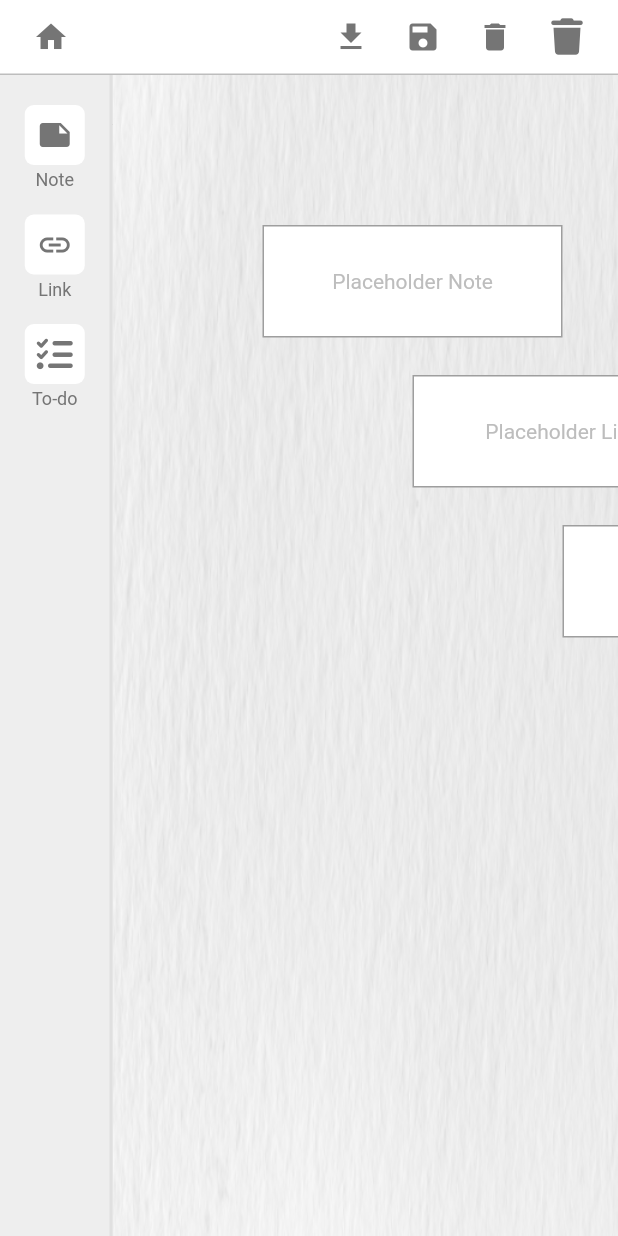
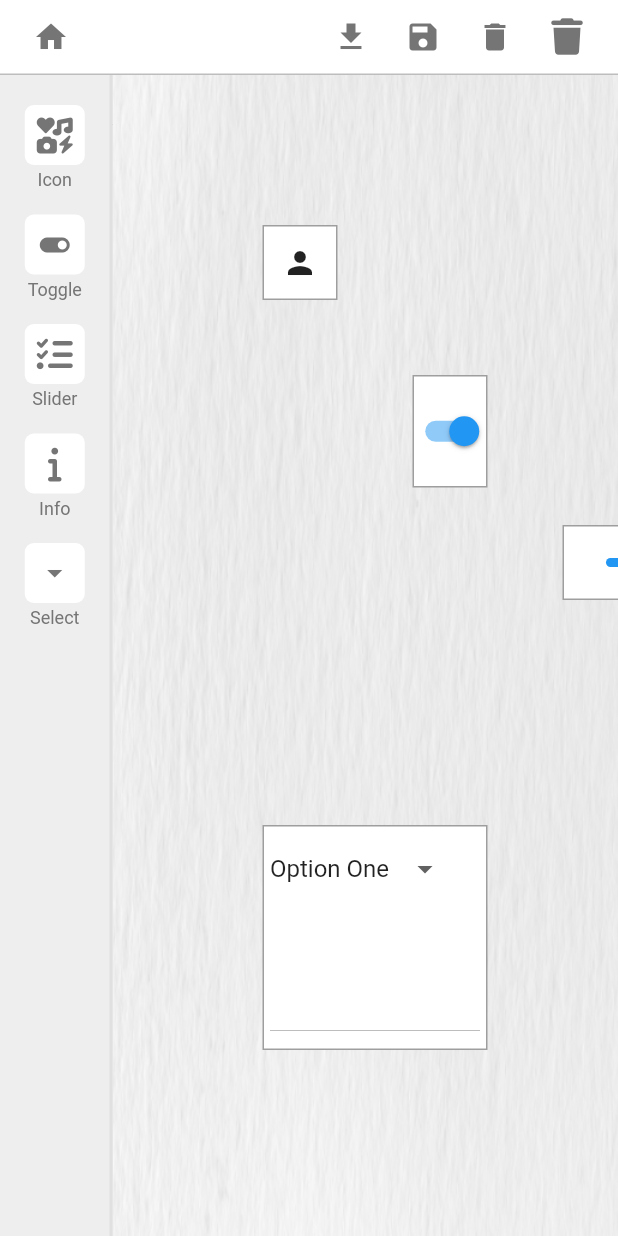
Before and after one commit to tmcmaster/wt_console_designer, a Flutter app: the screen it shows after launch, on a phone screen of 412 x 824 dp. Run offline on Flutter 3.47's test engine with Material 2 defaults, Android fonts, the phone set to English and light mode, and no system bars; our stand-ins replace flutter_colorpicker, flutter_riverpod, font_awesome_flutter, lottie; missing offline and left inert: wt_logging.

Commit message:
create ItemWidgetFactory to build the item widgets.

```diff
--- a/lib/designer/models/item_type.dart
+++ b/lib/designer/models/item_type.dart
@@ -1,6 +1,7 @@
 enum ItemType {
-  note,
-  link,
-  todo,
-  line;
+  icon,
+  toggle,
+  slider,
+  info,
+  select,
 }
--- a/lib/designer/models/palette_item.dart
+++ b/lib/designer/models/palette_item.dart
@@ -7,12 +7,13 @@ class PaletteItem {
   final Size size;
   final String label;
   final Color color;
-
+  final String? lottie;
   const PaletteItem({
     required this.icon,
     this.size = const Size(250, 59),
     required this.type,
     required this.label,
+    this.lottie,
     this.color = Colors.white,
   });
 }
--- a/lib/designer/providers/item_list.dart
+++ b/lib/designer/providers/item_list.dart
@@ -36,27 +36,45 @@ class ItemListNotifier extends StateNotifier<List<Item>> {
       : super([
           Item(
             id: "001",
-            type: ItemType.note,
+            type: ItemType.icon,
             point: const Point(100, 100),
-            size: const Size(200, 75),
+            size: const Size(50, 50),
             color: Colors.white,
             selected: false,
             highlighted: false,
           ),
           Item(
             id: "002",
-            type: ItemType.link,
+            type: ItemType.toggle,
             point: const Point(200, 200),
-            size: const Size(200, 75),
+            size: const Size(50, 75),
             color: Colors.white,
             selected: false,
             highlighted: false,
           ),
           Item(
             id: "003",
-            type: ItemType.link,
+            type: ItemType.slider,
             point: const Point(300, 300),
-            size: const Size(200, 75),
+            size: const Size(200, 50),
+            color: Colors.white,
+            selected: false,
+            highlighted: false,
+          ),
+          Item(
+            id: "004",
+            type: ItemType.info,
+            point: const Point(400, 400),
+            size: const Size(200, 50),
+            color: Colors.white,
+            selected: false,
+            highlighted: false,
+          ),
+          Item(
+            id: "005",
+            type: ItemType.select,
+            point: const Point(100, 500),
+            size: const Size(150, 150),
             color: Colors.white,
             selected: false,
             highlighted: false,
@@ -80,7 +98,7 @@ class ItemListNotifier extends StateNotifier<List<Item>> {
     final id = uuid.v1();
     add(Item(
       id: id,
-      type: type ?? ItemType.note,
+      type: type ?? ItemType.icon,
       point: point ?? const Point<double>(10, 10),
       size: size ?? const Size(100, 100),
       color: color ?? Colors.white,
--- /dev/null
+++ b/lib/designer/providers/item_widget_factory.dart
@@ -0,0 +1,38 @@
+import 'package:flutter/material.dart';
+import 'package:flutter_riverpod/flutter_riverpod.dart';
+import 'package:wt_console_designer/designer/models/item.dart';
+import 'package:wt_console_designer/designer/models/item_type.dart';
+
+final itemWidgetFactoryProvider = Provider(
+  name: 'ItemWidgetFactory',
+  (ref) => ItemWidgetFactory(),
+);
+
+class ItemWidgetFactory {
+  static final builders = <ItemType, Widget Function(Item)>{
+    ItemType.icon: (item) => const Icon(Icons.person),
+    ItemType.toggle: (item) => Switch(value: true, onChanged: (value) {}),
+    ItemType.slider: (item) => Slider(value: 0.5, onChanged: (double value) {}),
+    ItemType.info: (item) => const Text('Placeholder Text'),
+    ItemType.select: (item) => DropdownButton(
+          value: 'one',
+          items: const [
+            DropdownMenuItem(value: 'one', child: Text('Option One')),
+            DropdownMenuItem(value: 'two', child: Text('Option Two')),
+            DropdownMenuItem(value: 'three', child: Text('Option Three')),
+          ],
+          onChanged: (value) {},
+        ),
+  };
+
+  Widget createWidget(Item item) {
+    final builder = builders[item.type] ??
+        (item) => Container(
+              width: item.size.width,
+              height: item.size.height,
+              color: item.color,
+            );
+
+    return builder(item);
+  }
+}
--- a/lib/designer/widgets/component_palette.dart
+++ b/lib/designer/widgets/component_palette.dart
@@ -106,25 +106,35 @@ class ItemCreationPalette extends StatelessWidget {
         children: [
           ...[
             const PaletteItem(
-              label: 'Note',
-              type: ItemType.note,
-              icon: Icons.note,
+              label: 'Icon',
+              type: ItemType.icon,
+              icon: FontAwesomeIcons.icons,
+              size: Size(50, 50),
             ),
             const PaletteItem(
-              label: 'Link',
-              type: ItemType.link,
-              icon: Icons.link,
+              label: 'Toggle',
+              type: ItemType.toggle,
+              icon: Icons.toggle_on,
+              size: Size(100, 50),
             ),
             const PaletteItem(
-              label: 'To-do',
-              type: ItemType.todo,
+              label: 'Slider',
+              type: ItemType.slider,
               icon: FontAwesomeIcons.listCheck,
+              size: Size(150, 50),
             ),
-            // const PaletteItem(
-            //   label: 'Line',
-            //   type: ItemType.line,
-            //   icon: FontAwesomeIcons.line,
-            // ),
+            const PaletteItem(
+              label: 'Info',
+              type: ItemType.info,
+              icon: FontAwesomeIcons.info,
+              size: Size(200, 50),
+            ),
+            const PaletteItem(
+              label: 'Select',
+              type: ItemType.select,
+              icon: Icons.arrow_drop_down,
+              size: Size(150, 100),
+            ),
           ]
               .map(
                 (item) => Padding(
@@ -132,6 +142,7 @@ class ItemCreationPalette extends StatelessWidget {
                   child: TemplateItem(
                     label: item.label,
                     icon: item.icon,
+                    lottie: item.lottie,
                     item: Item(
                       id: '',
                       type: item.type,
--- a/lib/designer/widgets/template_item.dart
+++ b/lib/designer/widgets/template_item.dart
@@ -2,6 +2,7 @@ import 'dart:math';
 
 import 'package:flutter/material.dart';
 import 'package:flutter_riverpod/flutter_riverpod.dart';
+import 'package:lottie/lottie.dart';
 import 'package:wt_console_designer/designer/models/item.dart';
 import 'package:wt_console_designer/designer/providers/item_list.dart';
 import 'package:wt_console_designer/designer/widgets/designer_stack.dart';
@@ -11,12 +12,13 @@ class TemplateItem extends ConsumerWidget {
   final IconData icon;
   final String label;
   final Item item;
-
+  final String? lottie;
   const TemplateItem({
     Key? key,
     required this.item,
     required this.icon,
     required this.label,
+    this.lottie,
   }) : super(key: key);
 
   @override
@@ -39,14 +41,19 @@ class TemplateItem extends ConsumerWidget {
       },
       feedback: Container(
         color: item.color.withOpacity(0.5),
-        width: item.size.width,
-        height: item.size.height,
+        width: 50, //item.size.width,
+        height: 50, //item.size.height,
+        child: lottie == null ? null : Lottie.asset(lottie!, width: 50, height: 50),
       ),
       childWhenDragging: Opacity(
         opacity: 0.3,
-        child: PaletteIcon(icon: icon, label: label),
+        child: lottie == null
+            ? PaletteIcon(icon: icon, label: label)
+            : Lottie.asset(lottie!, animate: true),
       ),
-      child: PaletteIcon(icon: icon, label: label),
+      child: lottie == null
+          ? PaletteIcon(icon: icon, label: label)
+          : Lottie.asset(lottie!, animate: false),
     );
   }
 }
--- a/lib/scroll_pane_2/scroll_pane_canvas.dart
+++ b/lib/scroll_pane_2/scroll_pane_canvas.dart
@@ -29,9 +29,7 @@ class ScrollPaneCanvas extends ConsumerWidget {
           height: double.infinity,
           child: Stack(
             key: stackKey,
-            children: [
-              ...children,
-            ],
+            children: children,
           ),
         ),
       ),
--- a/lib/scroll_pane_2/scroll_pane_gesture_detector.dart
+++ b/lib/scroll_pane_2/scroll_pane_gesture_detector.dart
@@ -168,7 +168,7 @@ class _DragAndPanDetectorMacos extends _DragAndPanDetectorBase {
         //   pan = true;
         // },
         onPanEnd: (details) {
-          if (!state.pan) {
+          if (!state.pan && state.start != null && state.end != null) {
             onSelected?.call(createRegion(state.start!, state.end!));
           }
           log.v("Pan End : ");
--- a/lib/scroll_pane_2/scroll_pane_item_widget.dart
+++ b/lib/scroll_pane_2/scroll_pane_item_widget.dart
@@ -1,6 +1,9 @@
 import 'package:flutter/material.dart';
 import 'package:flutter_riverpod/flutter_riverpod.dart';
+import 'package:lottie/lottie.dart';
+import 'package:wt_console_designer/designer/models/item.dart';
 import 'package:wt_console_designer/designer/providers/item_list.dart';
+import 'package:wt_console_designer/designer/providers/item_widget_factory.dart';
 import 'package:wt_console_designer/designer/providers/move_resize_provider.dart';
 import 'package:wt_logging/wt_logging.dart';
 
@@ -24,7 +27,6 @@ class _DraggableItemWidget2State extends ConsumerState<ScrollPaneItemWidget> {
   Offset? point;
   bool dragging = false;
   bool resizing = false;
-
   @override
   Widget build(BuildContext context) {
     log.v('DraggableItemWidget(${widget.id}).build');
@@ -87,26 +89,41 @@ class _DraggableItemWidget2State extends ConsumerState<ScrollPaneItemWidget> {
                 ),
                 width: item.size.width,
                 height: item.size.height,
-                child: ScrollPaneItemWidget.debug && item.size.width > 100 && item.size.height > 40
-                    ? Column(
-                        mainAxisSize: MainAxisSize.min,
-                        children: [
-                          Text('Pos(${item.point.x.toInt()},${item.point.y.toInt()})'),
-                          Text('Size(${item.size.width.toInt()}, ${item.size.height.toInt()})'),
-                        ],
-                      )
-                    : Container(
-                        child: Center(
-                        child: Text(
-                          'Placeholder ${capitalize(item.type.name)}',
-                          style: TextStyle(
-                            color: Colors.grey.shade400,
-                          ),
-                        ),
-                      )),
+                child: IgnorePointer(
+                  child: Padding(
+                    padding: const EdgeInsets.all(4.0),
+                    child: _buildItemWidget(item),
+                  ),
+                ),
+                // Container(
+                //         child: Center(
+                //         child: Text(
+                //           'Placeholder ${capitalize(item.type.name)}',
+                //           style: TextStyle(
+                //             color: Colors.grey.shade400,
+                //           ),
+                //         ),
+                //       ),
+                // ),
               ),
             ),
           );
+  }
+
+  Widget _buildItemWidget(Item item) {
+    return ref.read(itemWidgetFactoryProvider).createWidget(item);
+  }
+
+  Widget _buildItemWidgetHold(Item item) {
+    return ScrollPaneItemWidget.debug && item.size.width > 100 && item.size.height > 40
+        ? Column(
+            mainAxisSize: MainAxisSize.min,
+            children: [
+              Text('Pos(${item.point.x.toInt()},${item.point.y.toInt()})'),
+              Text('Size(${item.size.width.toInt()}, ${item.size.height.toInt()})'),
+            ],
+          )
+        : Lottie.asset('assets/Lottie Lego.json', animate: true);
   }
 
   InteractionMode _calculateMode(Size size, Offset offset) {
--- a/pubspec.yaml
+++ b/pubspec.yaml
@@ -19,6 +19,7 @@ dependencies:
   wt_logging:
     git:
       url: git@github.com:tmcmaster/wt_logging.git
+  lottie: ^2.1.0
 
 dev_dependencies:
   flutter_test:
```
Also changed, not shown: 2 other files.
